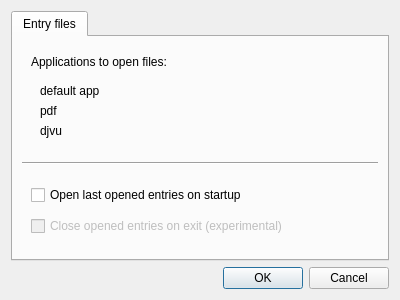
eg0rim/amt, file amt/views/ui/settingsDialog.ui: the form before one commit.
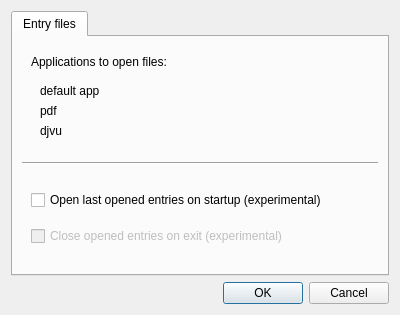
The form after the commit. Custom widgets are drawn as their Qt base class.

Commit message: fixing file input widgets

The edit to the form file:
```diff
--- a/amt/views/ui/settingsDialog.ui
+++ b/amt/views/ui/settingsDialog.ui
@@ -7,7 +7,7 @@
     <x>0</x>
     <y>0</y>
     <width>400</width>
-    <height>300</height>
+    <height>315</height>
    </rect>
   </property>
   <property name="windowTitle">
@@ -86,7 +86,7 @@
           <item>
            <widget class="QCheckBox" name="entryOpenOnStartup">
             <property name="text">
-             <string>Open last opened entries on startup</string>
+             <string>Open last opened entries on startup (experimental)</string>
             </property>
            </widget>
           </item>
```
Left out of the diff: 8 changed lines with no effect on the pictures. The commit also changes 5 other files.
